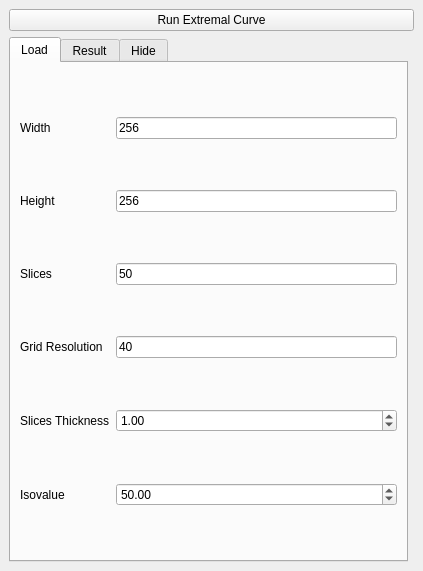
Qt form Gorgon/src_ui/extremalCurve.ui (GorgonCryoEM/Pathwalker) before a commit.
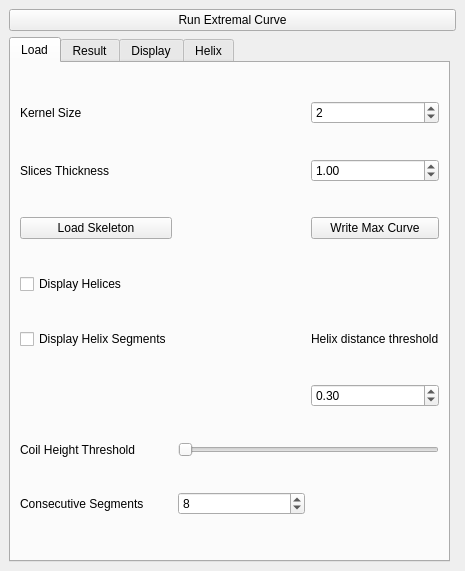
The same form after that commit. The open tabs and pages were chosen to show the change.

Commit message: added extremal curve skeletonization features

Diff of the .ui file:
```diff
--- a/Gorgon/src_ui/extremalCurve.ui
+++ b/Gorgon/src_ui/extremalCurve.ui
@@ -6,7 +6,7 @@
    <rect>
     <x>0</x>
     <y>0</y>
-    <width>423</width>
+    <width>465</width>
     <height>571</height>
    </rect>
   </property>
@@ -32,93 +32,110 @@
         <string>Load</string>
        </attribute>
        <layout class="QGridLayout" name="gridLayout_2">
-        <item row="0" column="0">
-         <widget class="QLabel" name="label">
-          <property name="text">
-           <string>Width</string>
-          </property>
-         </widget>
-        </item>
-        <item row="0" column="1">
-         <widget class="QLineEdit" name="lineEdit">
-          <property name="text">
-           <string>256</string>
-          </property>
-         </widget>
-        </item>
-        <item row="1" column="0">
-         <widget class="QLabel" name="label_2">
-          <property name="text">
-           <string>Height</string>
-          </property>
-         </widget>
-        </item>
-        <item row="1" column="1">
-         <widget class="QLineEdit" name="lineEdit_2">
-          <property name="text">
-           <string>256</string>
-          </property>
-         </widget>
-        </item>
         <item row="2" column="0">
+         <widget class="QPushButton" name="pushButton_2">
+          <property name="text">
+           <string>Load Skeleton</string>
+          </property>
+         </widget>
+        </item>
+        <item row="2" column="2">
+         <widget class="QPushButton" name="pushButton_3">
+          <property name="text">
+           <string>Write Max Curve</string>
+          </property>
+         </widget>
+        </item>
+        <item row="1" column="2">
+         <widget class="QDoubleSpinBox" name="doubleSpinBox">
+          <property name="singleStep">
+           <double>0.010000000000000</double>
+          </property>
+          <property name="value">
+           <double>1.000000000000000</double>
+          </property>
+         </widget>
+        </item>
+        <item row="0" column="0">
+         <widget class="QLabel" name="label_9">
+          <property name="text">
+           <string>Kernel Size</string>
+          </property>
+         </widget>
+        </item>
+        <item row="6" column="2">
+         <widget class="QDoubleSpinBox" name="doubleSpinBox_2">
+          <property name="maximum">
+           <double>10.000000000000000</double>
+          </property>
+          <property name="singleStep">
+           <double>0.010000000000000</double>
+          </property>
+          <property name="value">
+           <double>0.300000000000000</double>
+          </property>
+         </widget>
+        </item>
+        <item row="5" column="0">
+         <widget class="QCheckBox" name="checkBox_6">
+          <property name="text">
+           <string>Display Helix Segments</string>
+          </property>
+         </widget>
+        </item>
+        <item row="8" column="1">
+         <widget class="QSpinBox" name="spinBox_2">
+          <property name="value">
+           <number>8</number>
+          </property>
+         </widget>
+        </item>
+        <item row="7" column="0">
          <widget class="QLabel" name="label_3">
           <property name="text">
-           <string>Slices</string>
+           <string>Coil Height Threshold</string>
           </property>
          </widget>
         </item>
-        <item row="2" column="1">
-         <widget class="QLineEdit" name="lineEdit_3">
+        <item row="5" column="2">
+         <widget class="QLabel" name="label">
           <property name="text">
-           <string>50</string>
+           <string>Helix distance threshold</string>
           </property>
          </widget>
         </item>
-        <item row="3" column="0">
-         <widget class="QLabel" name="label_4">
-          <property name="text">
-           <string>Grid Resolution</string>
-          </property>
-         </widget>
-        </item>
-        <item row="3" column="1">
-         <widget class="QLineEdit" name="lineEdit_4">
-          <property name="text">
-           <string>40</string>
-          </property>
-         </widget>
-        </item>
-        <item row="4" column="0">
+        <item row="1" column="0">
          <widget class="QLabel" name="label_5">
           <property name="text">
            <string>Slices Thickness</string>
           </property>
          </widget>
         </item>
-        <item row="4" column="1">
-         <widget class="QDoubleSpinBox" name="doubleSpinBox">
-          <property name="singleStep">
-           <double>0.010000000000000</double>
+        <item row="8" column="0">
+         <widget class="QLabel" name="label_4">
+          <property name="text">
+           <string>Consecutive Segments</string>
           </property>
+         </widget>
+        </item>
+        <item row="0" column="2">
+         <widget class="QSpinBox" name="spinBox">
           <property name="value">
-           <double>1.000000000000000</double>
+           <number>2</number>
           </property>
          </widget>
         </item>
-        <item row="5" column="0">
-         <widget class="QLabel" name="label_6">
-          <property name="text">
-           <string>Isovalue</string>
+        <item row="7" column="1" colspan="2">
+         <widget class="QSlider" name="horizontalSlider_7">
+          <property name="orientation">
+           <enum>Qt::Horizontal</enum>
           </property>
          </widget>
         </item>
-        <item row="5" column="1">
-         <widget class="QDoubleSpinBox" name="doubleSpinBox_2">
-          <property name="singleStep">
-           <double>0.010000000000000</double>
-          </property>
-          <property name="value">
-           <double>50.000000000000000</double>
+        <item row="4" column="0">
+         <widget class="QCheckBox" name="checkBox_5">
+          <property name="text">
+           <string>Display Helices</string>
           </property>
          </widget>
         </item>
@@ -196,7 +213,7 @@
       </widget>
       <widget class="QWidget" name="tab_5">
        <attribute name="title">
-        <string>Hide</string>
+        <string>Display</string>
        </attribute>
        <layout class="QGridLayout" name="gridLayout_4">
         <item row="0" column="0" colspan="2">
@@ -245,7 +262,110 @@
           </property>
          </widget>
         </item>
-        <item row="2" column="0" colspan="2">
+        <item row="2" column="0">
+         <widget class="QSlider" name="horizontalSlider">
+          <property name="orientation">
+           <enum>Qt::Horizontal</enum>
+          </property>
+         </widget>
+        </item>
+        <item row="4" column="1" colspan="3">
+         <widget class="QSlider" name="horizontalSlider_4">
+          <property name="orientation">
+           <enum>Qt::Horizontal</enum>
+          </property>
+         </widget>
+        </item>
+        <item row="5" column="0">
+         <widget class="QLabel" name="label_8">
+          <property name="text">
+           <string>Maximum</string>
+          </property>
+         </widget>
+        </item>
+        <item row="8" column="0">
+         <widget class="QCheckBox" name="checkBox_7">
+          <property name="text">
+           <string>Display Ellipsoids</string>
+          </property>
+         </widget>
+        </item>
+        <item row="8" column="2">
+         <widget class="QLabel" name="label_2">
+          <property name="text">
+           <string>Ellipsoid Scale</string>
+          </property>
+         </widget>
+        </item>
+        <item row="8" column="3">
+         <widget class="QDoubleSpinBox" name="doubleSpinBox_3">
+          <property name="maximum">
+           <double>50.000000000000000</double>
+          </property>
+          <property name="singleStep">
+           <double>0.100000000000000</double>
+          </property>
+          <property name="value">
+           <double>1.000000000000000</double>
+          </property>
+         </widget>
+        </item>
+       </layout>
+      </widget>
+      <widget class="QWidget" name="tab_3">
+       <attribute name="title">
+        <string>Helix</string>
+       </attribute>
+       <layout class="QGridLayout" name="gridLayout_5">
+        <item row="0" column="0" colspan="2">
+         <widget class="QPushButton" name="pushButton_4">
+          <property name="text">
+           <string>Find Helices</string>
+          </property>
+         </widget>
+        </item>
+        <item row="1" column="0">
+         <widget class="QCheckBox" name="checkBox_8">
+          <property name="text">
+           <string>Display Helices</string>
+          </property>
+         </widget>
+        </item>
+        <item row="1" column="1">
+         <widget class="QCheckBox" name="checkBox_9">
+          <property name="text">
+           <string>Display Helix Segments</string>
+          </property>
+         </widget>
+        </item>
+        <item row="2" column="0">
+         <widget class="QLabel" name="label_6">
+          <property name="text">
+           <string>Helix distance threshold</string>
+          </property>
+         </widget>
+        </item>
+        <item row="2" column="1">
+         <widget class="QDoubleSpinBox" name="doubleSpinBox_4">
+          <property name="maximum">
+           <double>10.000000000000000</double>
+          </property>
+          <property name="singleStep">
+           <double>0.010000000000000</double>
+          </property>
+          <property name="value">
+           <double>0.300000000000000</double>
+          </property>
+         </widget>
+        </item>
+        <item row="3" column="0">
+         <widget class="QLabel" name="label_10">
+          <property name="text">
+           <string>Coil height threshold</string>
+          </property>
+         </widget>
+        </item>
+        <item row="3" column="1">
          <widget class="QDoubleSpinBox" name="doubleSpinBox_5">
           <property name="singleStep">
            <double>0.010000000000000</double>
```
Left out of the diff: 205 changed lines with no effect on the pictures. The commit also changes 406 other files.
